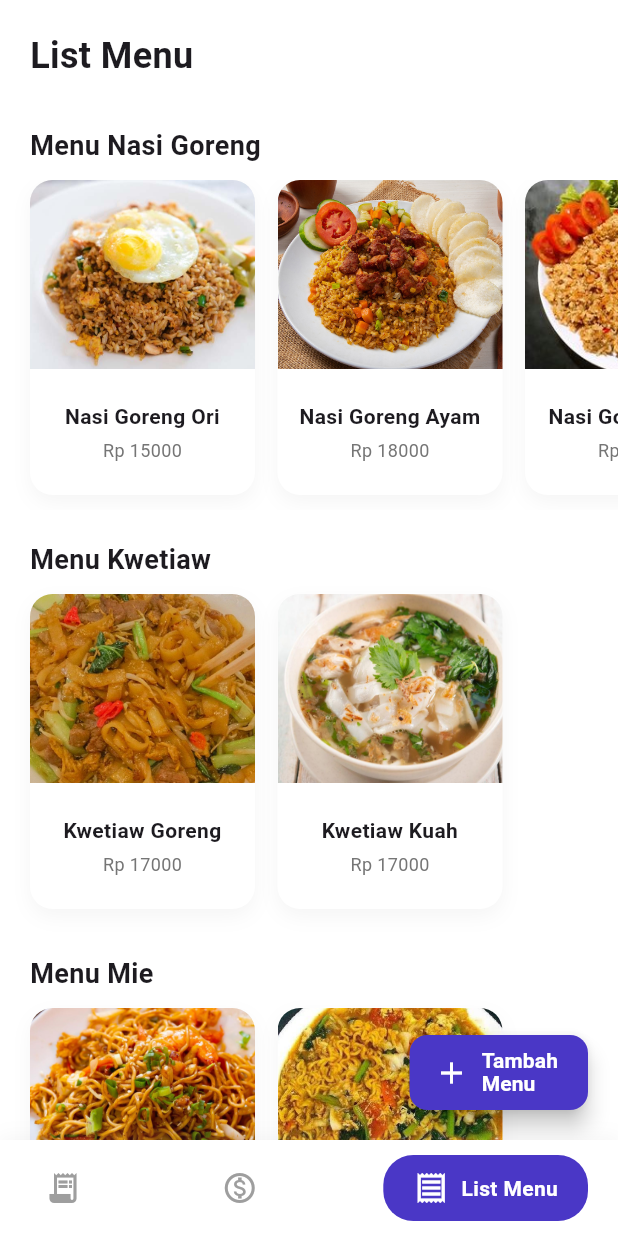
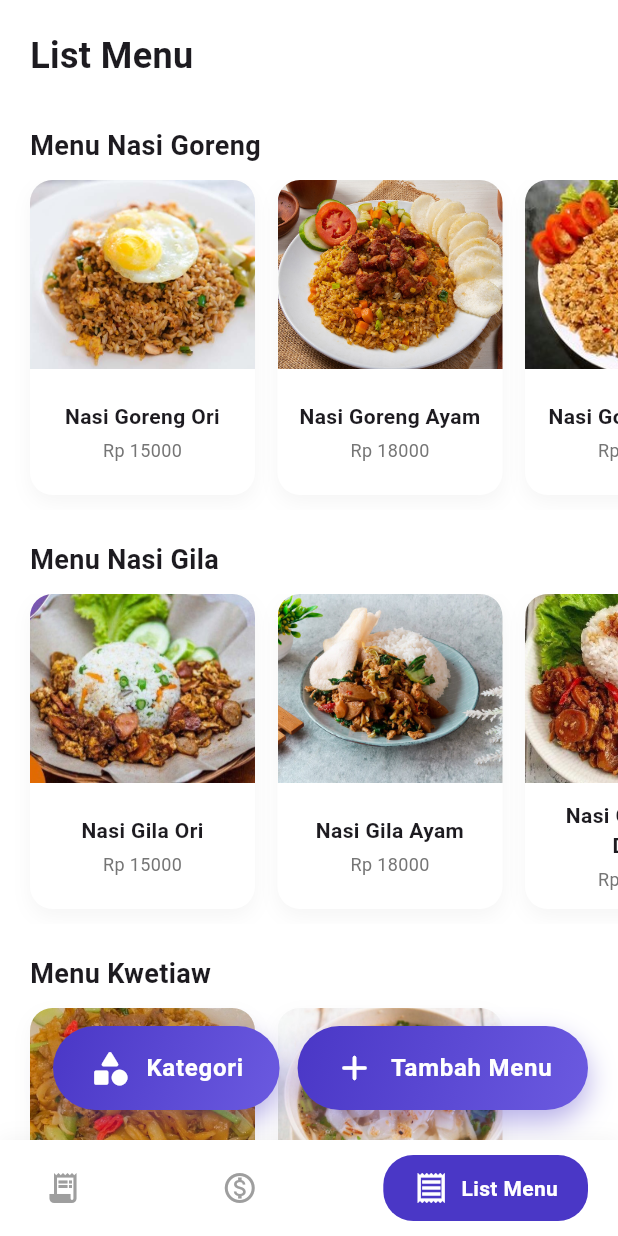
Before and after one commit to Osaraku/SistemPencatatanPemesanan, a Flutter app: the screen it shows after launch, item 3 of the bottom bar chosen, on a phone screen of 412 x 824 dp. Run offline on Flutter 3.47's test engine with Material 3 defaults, Android fonts, the phone set to English and light mode, and no system bars; our stand-ins replace image_picker, shared_preferences.

Commit message:
poleshing the interface

```diff
--- a/pencatatanpemesanan/lib/add_order_page.dart
+++ b/pencatatanpemesanan/lib/add_order_page.dart
@@ -116,8 +116,9 @@ class _AddOrderPageState extends State<AddOrderPage> {
     // Kelompokkan menu untuk tampilan
     Map<String, List<MenuItem>> groupedMenus = {};
     for (var menu in _allMenus) {
-      if (!groupedMenus.containsKey(menu.category))
+      if (!groupedMenus.containsKey(menu.category)) {
         groupedMenus[menu.category] = [];
+      }
       groupedMenus[menu.category]!.add(menu);
     }
 
--- a/pencatatanpemesanan/lib/home_page.dart
+++ b/pencatatanpemesanan/lib/home_page.dart
@@ -3,8 +3,8 @@ import 'package:flutter/material.dart';
 import 'widgets/custom_navbar.dart';
 import 'menu_page.dart';
 import 'services/menu_service.dart';
-import 'add_order_page.dart'; // Import halaman tambah pesanan
-import 'income_page.dart'; // Import halaman pendapatan
+import 'add_order_page.dart';
+import 'income_page.dart';
 
 class HomePage extends StatefulWidget {
   const HomePage({super.key});
@@ -17,13 +17,12 @@ class _HomePageState extends State<HomePage> {
   int _tabIndex = 0; // 0 = Aktif, 1 = Selesai
   int _bottomNavIndex = 0;
 
-  // Service
   final MenuService _menuService = MenuService();
   List<Order> _allOrders = [];
   bool _isLoading = true;
 
   final List<Widget> _pages = [
-    const SizedBox(), // Placeholder untuk index 0
+    const SizedBox(),
     const IncomePage(),
     const MenuPage(),
   ];
@@ -34,7 +33,6 @@ class _HomePageState extends State<HomePage> {
     _loadOrders();
   }
 
-  // Load Data Order
   Future<void> _loadOrders() async {
     setState(() => _isLoading = true);
     List<Order> orders = await _menuService.getOrders();
@@ -44,16 +42,14 @@ class _HomePageState extends State<HomePage> {
     });
   }
 
-  // Mark Order as Complete
   void _markAsDone(String orderId) async {
     await _menuService.completeOrder(orderId);
-    _loadOrders(); // Refresh list
+    _loadOrders();
     ScaffoldMessenger.of(context).showSnackBar(
       const SnackBar(content: Text("Pesanan dipindahkan ke Selesai")),
     );
   }
 
-  // Helper menampilkan gambar
   Widget _buildImage(String path) {
     if (path.startsWith('assets/')) {
       return Image.asset(
@@ -75,11 +71,6 @@ class _HomePageState extends State<HomePage> {
     Widget bodyContent;
 
     if (_bottomNavIndex == 0) {
-      // --- LOGIC HALAMAN UTAMA (LIST PESANAN) ---
-
-      // Filter list berdasarkan tab (Aktif / Selesai)
-      // Tab 0 (Aktif) = cari yang isCompleted == false
-      // Tab 1 (Selesai) = cari yang isCompleted == true
       List<Order> filteredOrders = _allOrders.where((order) {
         return _tabIndex == 0 ? !order.isCompleted : order.isCompleted;
       }).toList();
@@ -99,27 +90,60 @@ class _HomePageState extends State<HomePage> {
             ),
           ),
 
-          // Tab Switch (Aktif / Selesai)
+          // --- TAB SWITCH DENGAN ANIMASI SLIDING ---
           Padding(
             padding: const EdgeInsets.symmetric(horizontal: 20),
             child: Container(
-              padding: const EdgeInsets.all(4),
+              height: 50,
               decoration: BoxDecoration(
                 color: Colors.grey[200],
+                borderRadius: BorderRadius.circular(15),
+              ),
+              child: LayoutBuilder(
+                builder: (context, constraints) {
+                  double tabWidth = (constraints.maxWidth - 8) / 2;
+                  return Stack(
+                    children: [
+                      // Latar Belakang Putih yang Sliding
+                      AnimatedAlign(
+                        duration: const Duration(milliseconds: 250),
+                        curve: Curves.easeInOut,
+                        alignment: _tabIndex == 0
+                            ? Alignment.centerLeft
+                            : Alignment.centerRight,
+                        child: Container(
+                          width: tabWidth,
+                          height: 42,
+                          margin: const EdgeInsets.symmetric(horizontal: 4),
+                          decoration: BoxDecoration(
+                            color: Colors.white,
                             borderRadius: BorderRadius.circular(12),
+                            boxShadow: [
+                              BoxShadow(
+                                color: Colors.black.withOpacity(0.1),
+                                blurRadius: 4,
+                                offset: const Offset(0, 2),
                               ),
-              child: Row(
+                            ],
+                          ),
+                        ),
+                      ),
+                      // Label Tombol
+                      Row(
                         children: [
-                  _buildTabItem("Aktif", 0),
-                  _buildTabItem("Selesai", 1),
+                          _buildTabLabel("Aktif", 0),
+                          _buildTabLabel("Selesai", 1),
                         ],
+                      ),
+                    ],
+                  );
+                },
               ),
             ),
           ),
 
           const SizedBox(height: 10),
 
-          // LIST DATA ORDER
           Expanded(
             child: _isLoading
                 ? const Center(child: CircularProgressIndicator())
@@ -136,7 +160,35 @@ class _HomePageState extends State<HomePage> {
                     padding: const EdgeInsets.all(20),
                     itemCount: filteredOrders.length,
                     itemBuilder: (context, index) {
-                      return _buildOrderCard(filteredOrders[index]);
+                      final order = filteredOrders[index];
+
+                      // Slide delete hanya aktif untuk pesanan yang belum selesai (Tab Aktif)
+                      if (_tabIndex == 0) {
+                        return Dismissible(
+                          key: Key(order.id),
+                          direction:
+                              DismissDirection.startToEnd, // Geser ke kanan
+                          confirmDismiss: (direction) =>
+                              _confirmDeleteOrder(order),
+                          onDismissed: (direction) => _deleteOrder(order.id),
+                          background: Container(
+                            alignment: Alignment.centerLeft,
+                            padding: const EdgeInsets.only(left: 20),
+                            margin: const EdgeInsets.only(bottom: 15),
+                            decoration: BoxDecoration(
+                              color: Colors.red,
+                              borderRadius: BorderRadius.circular(15),
+                            ),
+                            child: const Icon(
+                              Icons.delete_forever,
+                              color: Colors.white,
+                              size: 30,
+                            ),
+                          ),
+                          child: _buildOrderCard(order),
+                        );
+                      }
+                      return _buildOrderCard(order);
                     },
                   ),
           ),
@@ -150,37 +202,59 @@ class _HomePageState extends State<HomePage> {
       backgroundColor: Colors.white,
       body: SafeArea(child: bodyContent),
 
-      // FAB HANYA MUNCUL DI TAB "PESANAN" (INDEX 0)
       floatingActionButton: _bottomNavIndex == 0
-          ? Padding(
-              padding: const EdgeInsets.only(bottom: 10, right: 10),
-              child: SizedBox(
-                height: 50,
-                width: 170,
-                child: FloatingActionButton.extended(
-                  backgroundColor: const Color(0xFF4A37C6),
-                  shape: RoundedRectangleBorder(
-                    borderRadius: BorderRadius.circular(12),
+          ? Container(
+              margin: const EdgeInsets.only(bottom: 10, right: 5),
+              decoration: BoxDecoration(
+                gradient: const LinearGradient(
+                  colors: [Color(0xFF4A37C6), Color(0xFF6B5AE0)],
+                  begin: Alignment.topLeft,
+                  end: Alignment.bottomRight,
                 ),
-                  onPressed: () async {
-                    // Buka halaman Tambah Pesanan
+                borderRadius: BorderRadius.circular(30),
+                boxShadow: [
+                  BoxShadow(
+                    color: const Color(0xFF4A37C6).withOpacity(0.4),
+                    blurRadius: 15,
+                    offset: const Offset(0, 8),
+                  ),
+                ],
+              ),
+              child: Material(
+                color: Colors.transparent,
+                child: InkWell(
+                  onTap: () async {
                     bool? result = await Navigator.push(
                       context,
                       MaterialPageRoute(
                         builder: (context) => const AddOrderPage(),
                       ),
                     );
-                    // Jika sukses submit, refresh list
                     if (result == true) {
                       _loadOrders();
                     }
                   },
-                  icon: const Icon(Icons.add, color: Colors.white),
-                  label: const Text(
-                    "Tambah\nPesanan",
+                  borderRadius: BorderRadius.circular(30),
+                  child: Padding(
+                    padding: const EdgeInsets.symmetric(
+                      horizontal: 24,
+                      vertical: 14,
+                    ),
+                    child: Row(
+                      mainAxisSize: MainAxisSize.min,
+                      children: const [
+                        Icon(Icons.add_rounded, color: Colors.white, size: 28),
+                        SizedBox(width: 10),
+                        Text(
+                          "Tambah Pesanan",
                           style: TextStyle(
                             color: Colors.white,
-                      fontWeight: FontWeight.w600,
+                            fontWeight: FontWeight.bold,
+                            fontSize: 16,
+                            letterSpacing: 0.5,
+                          ),
+                        ),
+                      ],
                     ),
                   ),
                 ),
@@ -195,11 +269,31 @@ class _HomePageState extends State<HomePage> {
     );
   }
 
+  // Widget Label Tab (Hanya Text)
+  Widget _buildTabLabel(String title, int index) {
+    bool isActive = _tabIndex == index;
+    return Expanded(
+      child: GestureDetector(
+        onTap: () => setState(() => _tabIndex = index),
+        child: Container(
+          color: Colors.transparent, // Agar area klik luas
+          alignment: Alignment.center,
+          child: AnimatedDefaultTextStyle(
+            duration: const Duration(milliseconds: 200),
+            style: TextStyle(
+              fontWeight: FontWeight.bold,
+              fontSize: 14,
+              color: isActive ? Colors.black : Colors.grey[600],
+            ),
+            child: Text(title),
+          ),
+        ),
+      ),
+    );
+  }
+
   // WIDGET KARTU PESANAN
   Widget _buildOrderCard(Order order) {
-    // Karena satu "Order" sekarang bisa berisi banyak item yang berbeda-beda opsinya,
-    // Kita akan menampilkan list itemnya di dalam kartu tersebut.
-
     return Container(
       margin: const EdgeInsets.only(bottom: 15),
       padding: const EdgeInsets.all(16),
@@ -217,7 +311,6 @@ class _HomePageState extends State<HomePage> {
       child: Column(
         crossAxisAlignment: CrossAxisAlignment.start,
         children: [
-          // Header Order (ID & Tanggal)
           Row(
             mainAxisAlignment: MainAxisAlignment.spaceBetween,
             children: [
@@ -232,18 +325,13 @@ class _HomePageState extends State<HomePage> {
             ],
           ),
           const Divider(),
-
-          // LOOPING SEMUA ITEM DI DALAM ORDER INI
           ...order.items.map((item) {
-            // Ambil opsi (gunakan map kosong jika null agar aman)
             final options = item['options'] as Map<String, dynamic>? ?? {};
-
             return Padding(
               padding: const EdgeInsets.only(bottom: 12.0),
               child: Row(
                 crossAxisAlignment: CrossAxisAlignment.start,
                 children: [
-                  // Gambar Kecil
                   ClipRRect(
                     borderRadius: BorderRadius.circular(8),
                     child: SizedBox(
@@ -253,12 +341,10 @@ class _HomePageState extends State<HomePage> {
                     ),
                   ),
                   const SizedBox(width: 12),
-                  // Detail Item & Opsi
                   Expanded(
                     child: Column(
                       crossAxisAlignment: CrossAxisAlignment.start,
                       children: [
-                        // Nama Menu
                         Row(
                           mainAxisAlignment: MainAxisAlignment.spaceBetween,
                           children: [
@@ -272,7 +358,6 @@ class _HomePageState extends State<HomePage> {
                                 ),
                               ),
                             ),
-                            // Tipe Makan (Makan di tempat/Bungkus) tampil di pojok kanan
                             if (options['type'] != null)
                               Text(
                                 options['type'],
@@ -283,10 +368,7 @@ class _HomePageState extends State<HomePage> {
                               ),
                           ],
                         ),
-
                         const SizedBox(height: 4),
-
-                        // OPSI-OPSI DETAIL
                         if (options.isNotEmpty) ...[
                           Text(
                             "Kepedasan: ${options['level'] ?? '-'}",
@@ -304,9 +386,7 @@ class _HomePageState extends State<HomePage> {
                             ),
                           ),
                         ],
-
                         const SizedBox(height: 4),
-                        // Qty & Harga
                         Text(
                           "${item['qty']}x  @ Rp ${item['price']}",
                           style: TextStyle(
@@ -321,10 +401,7 @@ class _HomePageState extends State<HomePage> {
               ),
             );
           }).toList(),
-
           const Divider(),
-
-          // Footer Total Harga & Tombol Selesai
           Row(
             mainAxisAlignment: MainAxisAlignment.spaceBetween,
             children: [
@@ -335,8 +412,7 @@ class _HomePageState extends State<HomePage> {
                   fontSize: 16,
                 ),
               ),
-
-              if (_tabIndex == 0) // Tombol Selesai hanya jika di tab Aktif
+              if (_tabIndex == 0)
                 ElevatedButton(
                   style: ElevatedButton.styleFrom(
                     backgroundColor: const Color(0xFF4A37C6),
@@ -371,38 +447,45 @@ class _HomePageState extends State<HomePage> {
     );
   }
 
-  // Widget Tab Switch (Aktif/Selesai) - Tetap sama
-  Widget _buildTabItem(String title, int index) {
-    bool isActive = _tabIndex == index;
-    return Expanded(
-      child: GestureDetector(
-        onTap: () => setState(() => _tabIndex = index),
-        child: AnimatedContainer(
-          duration: const Duration(milliseconds: 200),
-          padding: const EdgeInsets.symmetric(vertical: 12),
-          decoration: BoxDecoration(
-            color: isActive ? Colors.white : Colors.transparent,
+  Future<bool?> _confirmDeleteOrder(Order order) {
+    return showDialog<bool>(
+      context: context,
+      builder: (context) => AlertDialog(
+        shape: RoundedRectangleBorder(borderRadius: BorderRadius.circular(15)),
+        title: const Text("Batalkan Pesanan"),
+        content: Text(
+          "Yakin ingin membatalkan pesanan #${order.id.substring(order.id.length - 4)}?",
+        ),
+        actions: [
+          TextButton(
+            onPressed: () => Navigator.pop(context, false),
+            child: const Text("Kembali", style: TextStyle(color: Colors.grey)),
+          ),
+          ElevatedButton(
+            style: ElevatedButton.styleFrom(
+              backgroundColor: Colors.red,
+              shape: RoundedRectangleBorder(
                 borderRadius: BorderRadius.circular(8),
-            boxShadow: isActive
-                ? [
-                    const BoxShadow(
-                      color: Colors.black12,
-                      blurRadius: 4,
-                      offset: Offset(0, 2),
-                    ),
-                  ]
-                : [],
-          ),
-          child: Text(
-            title,
-            textAlign: TextAlign.center,
-            style: TextStyle(
-              fontWeight: FontWeight.w600,
-              color: isActive ? Colors.black : Colors.grey[600],
               ),
             ),
+            onPressed: () => Navigator.pop(context, true),
+            child: const Text(
+              "Hapus Pesanan",
+              style: TextStyle(color: Colors.white),
             ),
+          ),
+        ],
       ),
     );
   }
+
+  void _deleteOrder(String orderId) async {
+    await _menuService.deleteOrder(orderId);
+    _loadOrders(); // Refresh list setelah hapus
+    if (mounted) {
+      ScaffoldMessenger.of(context).showSnackBar(
+        const SnackBar(content: Text("Pesanan berhasil dibatalkan")),
+      );
     }
+  }
+}
--- a/pencatatanpemesanan/lib/menu_page.dart
+++ b/pencatatanpemesanan/lib/menu_page.dart
@@ -95,8 +95,8 @@ class _MenuPageState extends State<MenuPage> {
                       Expanded(
                         child: ListView(
                           padding: const EdgeInsets.only(
-                            bottom: 80,
-                          ), // Space for FAB
+                            bottom: 100,
+                          ), // Beri ruang lebih untuk tombol
                           children: groupedMenus.entries.map((entry) {
                             return _buildCategorySection(
                               entry.key,
@@ -108,44 +108,125 @@ class _MenuPageState extends State<MenuPage> {
                     ],
                   ),
 
-                  // FAB Floating (Tombol Tambah Menu) seperti desain
+                  // --- TOMBOL AKSI PROFESIONAL ---
                   Positioned(
                     bottom: 20,
                     right: 20,
-                    child: SizedBox(
-                      height: 50,
-                      child: FloatingActionButton.extended(
-                        backgroundColor: const Color(0xFF4A37C6),
-                        shape: RoundedRectangleBorder(
-                          borderRadius: BorderRadius.circular(12),
+                    child: Row(
+                      mainAxisSize: MainAxisSize.min,
+                      children: [
+                        _buildActionButton(
+                          icon: Icons.category_rounded,
+                          label: "Kategori",
+                          onTap: _showAddCategoryDialog,
                         ),
-                        onPressed: () async {
-                          // Navigasi ke Halaman Tambah Menu
+                        const SizedBox(width: 12),
+                        _buildActionButton(
+                          icon: Icons.add_rounded,
+                          label: "Tambah Menu", // Teks diubah sesuai permintaan
+                          onTap: () async {
                             bool? isAdded = await Navigator.push(
                               context,
                               MaterialPageRoute(
                                 builder: (context) => const AddMenuPage(),
                               ),
                             );
-                          // Jika kembali membawa data 'true', refresh list
-                          if (isAdded == true) {
-                            _loadData();
+                            if (isAdded == true) _loadData();
+                          },
+                        ),
+                      ],
+                    ),
+                  ),
+                ],
+              ),
+            ),
+    );
   }
-                        },
-                        icon: const Icon(Icons.add, color: Colors.white),
-                        label: const Text(
-                          "Tambah\nMenu",
-                          style: TextStyle(
+
+  Widget _buildActionButton({
+    required IconData icon,
+    required String label,
+    required VoidCallback onTap,
+  }) {
+    return Container(
+      decoration: BoxDecoration(
+        gradient: const LinearGradient(
+          colors: [Color(0xFF4A37C6), Color(0xFF6B5AE0)],
+          begin: Alignment.topLeft,
+          end: Alignment.bottomRight,
+        ),
+        borderRadius: BorderRadius.circular(
+          30,
+        ), // Ukuran radius sama dengan Home
+        boxShadow: [
+          BoxShadow(
+            color: const Color(0xFF4A37C6).withOpacity(0.4),
+            blurRadius: 15,
+            offset: const Offset(0, 8), // Shadow lebih profesional
+          ),
+        ],
+      ),
+      child: Material(
+        color: Colors.transparent,
+        child: InkWell(
+          onTap: onTap,
+          borderRadius: BorderRadius.circular(30),
+          child: Padding(
+            // Padding disesuaikan agar ukuran tombol sama besar dengan Home Page
+            padding: const EdgeInsets.symmetric(horizontal: 24, vertical: 14),
+            child: Row(
+              children: [
+                Icon(
+                  icon,
                   color: Colors.white,
-                            fontWeight: FontWeight.w600,
-                            height: 1.1,
+                  size: 28,
+                ), // Ukuran ikon disamakan
+                const SizedBox(width: 10),
+                Text(
+                  label,
+                  style: const TextStyle(
+                    color: Colors.white,
+                    fontWeight: FontWeight.bold,
+                    fontSize: 16, // Ukuran font disamakan
+                    letterSpacing: 0.5,
+                  ),
+                ),
+              ],
             ),
           ),
         ),
       ),
+    );
+  }
+
+  void _showAddCategoryDialog() {
+    final controller = TextEditingController();
+    showDialog(
+      context: context,
+      builder: (context) => AlertDialog(
+        title: const Text("Tambah Kategori Baru"),
+        content: TextField(
+          controller: controller,
+          decoration: const InputDecoration(
+            hintText: "Nama Kategori (ex: Snack)",
+          ),
+        ),
+        actions: [
+          TextButton(
+            onPressed: () => Navigator.pop(context),
+            child: const Text("Batal"),
+          ),
+          ElevatedButton(
+            onPressed: () async {
+              if (controller.text.isNotEmpty) {
+                await _menuService.addCategory(controller.text);
+                Navigator.pop(context);
+                _loadData(); // Refresh UI
+              }
+            },
+            child: const Text("Simpan"),
           ),
         ],
-              ),
       ),
     );
   }
--- a/pencatatanpemesanan/lib/services/menu_service.dart
+++ b/pencatatanpemesanan/lib/services/menu_service.dart
@@ -68,6 +68,41 @@ class MenuService {
   static const String _keyMenus = 'menus_data';
   static const String _keyOrders = 'orders_data';
 
+  // Tambahkan di dalam class MenuService
+  static const String _keyCategories = 'categories_data';
+  final List<String> _initialCategories = [
+    "Nasi Goreng",
+    "Nasi Gila",
+    "Kwetiaw",
+    "Mie",
+    "Spicy Tofu",
+    "Minuman",
+  ];
+
+  Future<List<String>> getCategories() async {
+    final prefs = await SharedPreferences.getInstance();
+    final String? catsString = prefs.getString(_keyCategories);
+    if (catsString != null) {
+      return List<String>.from(jsonDecode(catsString));
+    } else {
+      await saveCategories(_initialCategories);
+      return _initialCategories;
+    }
+  }
+
+  Future<void> saveCategories(List<String> categories) async {
+    final prefs = await SharedPreferences.getInstance();
+    await prefs.setString(_keyCategories, jsonEncode(categories));
+  }
+
+  Future<void> addCategory(String category) async {
+    List<String> current = await getCategories();
+    if (!current.contains(category)) {
+      current.add(category);
+      await saveCategories(current);
+    }
+  }
+
   // Data Awal (Seed Data)
   final List<MenuItem> _initialMenus = [
     MenuItem(
@@ -99,6 +134,42 @@ class MenuService {
       category: "Nasi Goreng",
       price: 17000,
       imagePath: "assets/images/Nasi-Goreng-rendang.jpg",
+    ),
+    MenuItem(
+      name: "Nasi Gila Ori",
+      category: "Nasi Gila",
+      price: 15000,
+      imagePath: "assets/images/nasi-gila-ori.jpg",
+    ),
+    MenuItem(
+      name: "Nasi Gila Ayam",
+      category: "Nasi Gila",
+      price: 18000,
+      imagePath: "assets/images/nasi-gila-ayam.jpg",
+    ),
+    MenuItem(
+      name: "Nasi Gila Dabu Dabu",
+      category: "Nasi Gila",
+      price: 17000,
+      imagePath: "assets/images/nasi-gila-dabudabu.jpg",
+    ),
+    MenuItem(
+      name: "Nasi Gila Telur",
+      category: "Nasi Gila",
+      price: 17000,
+      imagePath: "assets/images/nasi-gila-telur.jpg",
+    ),
+    MenuItem(
+      name: "Nasi Gila Telur Puyuh",
+      category: "Nasi Gila",
+      price: 17000,
+      imagePath: "assets/images/nasi-gila-telurpuyuh.jpg",
+    ),
+    MenuItem(
+      name: "Nasi Gila Keju",
+      category: "Nasi Gila",
+      price: 17000,
+      imagePath: "assets/images/nasi-gila-keju.jpg",
     ),
     MenuItem(
       name: "Kwetiaw Goreng",
@@ -211,12 +282,30 @@ class MenuService {
       currentOrders = jsonList.map((json) => Order.fromJson(json)).toList();
     }
 
-    currentOrders.add(order); // Tambahkan ke paling belakang (Bawah)
+    currentOrders.add(order);
 
     String jsonString = jsonEncode(
       currentOrders.map((o) => o.toJson()).toList(),
     );
     await prefs.setString(_keyOrders, jsonString);
+  }
+
+  Future<void> deleteOrder(String orderId) async {
+    final prefs = await SharedPreferences.getInstance();
+    final String? ordersString = prefs.getString(_keyOrders);
+    if (ordersString == null) return;
+
+    List<Order> currentOrders = (jsonDecode(ordersString) as List)
+        .map((json) => Order.fromJson(json))
+        .toList();
+
+    // Hapus pesanan berdasarkan ID
+    currentOrders.removeWhere((o) => o.id == orderId);
+
+    await prefs.setString(
+      _keyOrders,
+      jsonEncode(currentOrders.map((o) => o.toJson()).toList()),
+    );
   }
 
   Future<void> completeOrder(String orderId) async {
```
Also changed, not shown: pencatatanpemesanan/lib/add_menu_page.dart (+13 -12 lines), pencatatanpemesanan/lib/menu_detail_page.dart (+7 -7 lines), pencatatanpemesanan/assets/images/nasi-gila-ayam.jpg (added), pencatatanpemesanan/assets/images/nasi-gila-dabudabu.jpg (added), pencatatanpemesanan/assets/images/nasi-gila-keju.jpg (added), pencatatanpemesanan/assets/images/nasi-gila-ori.jpg (added), pencatatanpemesanan/assets/images/nasi-gila-telur.jpg (added), pencatatanpemesanan/assets/images/nasi-gila-telurpuyuh.jpg (added). Lines whose indentation alone changed are shown as unchanged.
